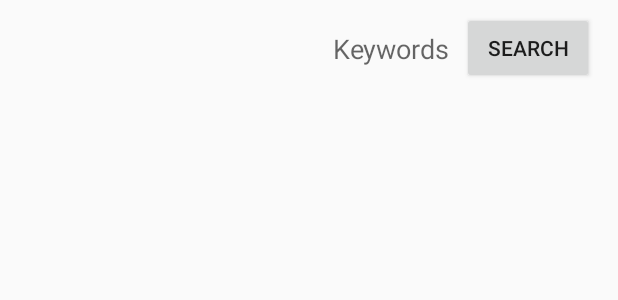
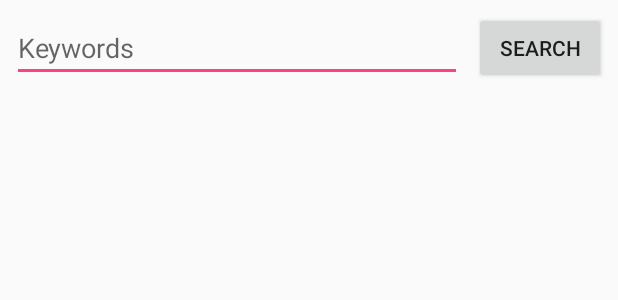
Before and after one commit to blarom/ImageSearcher, an Android app: the layout activity_main.xml on its own in the app's theme, with its tools: preview values and no code run, on a phone screen of 412 x 824 dp. Shown: the top 300 px of the screen. Run offline under Robolectric (Android 15) with nearby library versions, the phone set to English and light mode, and no system bars.

```diff
--- a/app/build.gradle
+++ b/app/build.gradle
@@ -35,4 +35,5 @@ dependencies {
     implementation 'com.squareup.picasso:picasso:2.5.2'
     implementation 'com.github.santalu:aspect-ratio-imageview:1.0.4'
     implementation 'com.squareup.okhttp3:okhttp:3.9.1'
+    implementation 'com.android.support:design:27.1.1'
 }
--- a/app/src/main/AndroidManifest.xml
+++ b/app/src/main/AndroidManifest.xml
@@ -24,6 +24,9 @@
             android:name=".data.ImageItemContentProvider"
             android:authorities="com.imagesearcher"
             android:exported="false"/>
+
+        <activity android:name=".DisplayActivity">
+        </activity>
     </application>
 
 </manifest>
--- a/app/src/main/java/com/imagesearcher/data/ImageItemContentProvider.java
+++ b/app/src/main/java/com/imagesearcher/data/ImageItemContentProvider.java
@@ -116,6 +116,7 @@ public class ImageItemContentProvider extends ContentProvider {
                 return super.bulkInsert(uri, values);
         }
     }
+
     private int insertValuesIntoTable(Uri uri, SQLiteDatabase db, ContentValues[] values, String table) {
         db.beginTransaction();
         int rowsInserted = 0;
@@ -181,7 +182,7 @@ public class ImageItemContentProvider extends ContentProvider {
         int match = sUriMatcher.match(uri);
 
         //Initialize the Uri that will be returned when the element is inserted into the database
-        long hasBeenUpdated = 0;
+        long hasBeenUpdated;
 
         //Insert the element into the database if the Uri matches the relevant table
         long id;
--- a/app/src/main/res/layout/activity_main.xml
+++ b/app/src/main/res/layout/activity_main.xml
@@ -7,29 +7,31 @@
     android:layout_height="match_parent"
     tools:context=".MainActivity">
 
-    <TextView
-        android:id="@+id/search_keywords_TV"
+    <android.support.design.widget.TextInputEditText
+        android:id="@+id/search_keywords_ET"
         android:layout_width="0dp"
         android:layout_height="wrap_content"
-        android:layout_marginLeft="8dp"
-        android:layout_marginStart="8dp"
-        android:layout_marginRight="8dp"
-        android:layout_marginEnd="8dp"
+        android:layout_marginLeft="@dimen/activity_main_normal_margin"
+        android:layout_marginStart="@dimen/activity_main_normal_margin"
+        android:layout_marginRight="@dimen/activity_main_normal_margin"
+        android:layout_marginEnd="@dimen/activity_main_normal_margin"
+        app:layout_constraintBottom_toBottomOf="@+id/search_button"
+        app:layout_constraintRight_toLeftOf="@+id/search_button"
+        app:layout_constraintEnd_toStartOf="@+id/search_button"
+        app:layout_constraintLeft_toLeftOf="parent"
+        app:layout_constraintStart_toStartOf="parent"
+        app:layout_constraintTop_toTopOf="@+id/search_button"
         android:hint="@string/keywords"
         android:textSize="18sp"
-        android:text=""
-        app:layout_constraintBottom_toBottomOf="@+id/search_button"
-        app:layout_constraintEnd_toStartOf="@+id/search_button"
-        app:layout_constraintLeft_toLeftOf="parent"
-        app:layout_constraintTop_toTopOf="@+id/search_button"/>
+        android:text=""/>
 
     <Button
         android:id="@+id/search_button"
         android:layout_width="wrap_content"
         android:layout_height="wrap_content"
-        android:layout_marginEnd="16dp"
-        android:layout_marginRight="16dp"
-        android:layout_marginTop="8dp"
+        android:layout_marginEnd="@dimen/activity_main_normal_margin"
+        android:layout_marginRight="@dimen/activity_main_normal_margin"
+        android:layout_marginTop="@dimen/activity_main_normal_margin"
         android:text="@string/search"
         app:layout_constraintEnd_toEndOf="parent"
         app:layout_constraintTop_toTopOf="parent"/>
@@ -47,12 +49,12 @@
             android:id="@+id/image_selecton_RV"
             android:layout_width="0dp"
             android:layout_height="0dp"
-            android:layout_marginBottom="8dp"
-            android:layout_marginEnd="8dp"
-            android:layout_marginLeft="8dp"
-            android:layout_marginRight="8dp"
-            android:layout_marginStart="8dp"
-            android:layout_marginTop="8dp"/>
+            android:layout_marginBottom="@dimen/activity_main_normal_margin"
+            android:layout_marginEnd="@dimen/activity_main_normal_margin"
+            android:layout_marginLeft="@dimen/activity_main_normal_margin"
+            android:layout_marginRight="@dimen/activity_main_normal_margin"
+            android:layout_marginStart="@dimen/activity_main_normal_margin"
+            android:layout_marginTop="@dimen/activity_main_normal_margin"/>
     </android.support.v4.widget.SwipeRefreshLayout>
 
     <ProgressBar
@@ -66,4 +68,6 @@
         app:layout_constraintRight_toRightOf="parent"
         app:layout_constraintTop_toTopOf="parent"/>
 
+
+
 </android.support.constraint.ConstraintLayout>
--- a/app/src/main/res/values/colors.xml
+++ b/app/src/main/res/values/colors.xml
@@ -3,4 +3,5 @@
     <color name="colorPrimary">#3F51B5</color>
     <color name="colorPrimaryDark">#303F9F</color>
     <color name="colorAccent">#FF4081</color>
+    <color name="colorAccentTransparent">#80FF4081</color>
 </resources>
--- /dev/null
+++ b/app/src/main/res/values/dimens.xml
@@ -0,0 +1,5 @@
+<?xml version="1.0" encoding="utf-8"?>
+<resources>
+    <dimen name="activity_main_normal_margin">8dp</dimen>
+    <dimen name="image_entry_list_item_margin">4dp</dimen>
+</resources>
--- a/app/src/main/res/values/strings.xml
+++ b/app/src/main/res/values/strings.xml
@@ -6,4 +6,7 @@
     <string name="default_text">default</string>
     <string name="result_image">result</string>
     <string name="failedToAccessOnlineResources">Failed to access online resources…</string>
+    <string name="basic_image_search_path"><![CDATA[https://www.googleapis.com/customsearch/v1?key=AIzaSyCzREl07Bc_bk2hm65RtiaJ0hJ48R_nMfg&cx=005800383728131713214:5jocmduwqum&searchType=image&num=10&start=1&q=]]></string>
+    <string name="chosen_image">Chosen Image</string>
+    <string name="failed_find_images">Failed to find images. Search limit possibly reached.</string>
 </resources>
```
Also changed, not shown: app/src/main/java/com/imagesearcher/DisplayActivity.java (added, +33 -0 lines), app/src/main/java/com/imagesearcher/MainActivity.java (+97 -24 lines), app/src/main/java/com/imagesearcher/ui/ImageSelectionRVAdapter.java (+4 -3 lines), app/src/main/res/layout/activity_display.xml (added, +22 -0 lines), app/src/main/res/layout/image_entry_list_item.xml (+10 -6 lines).
